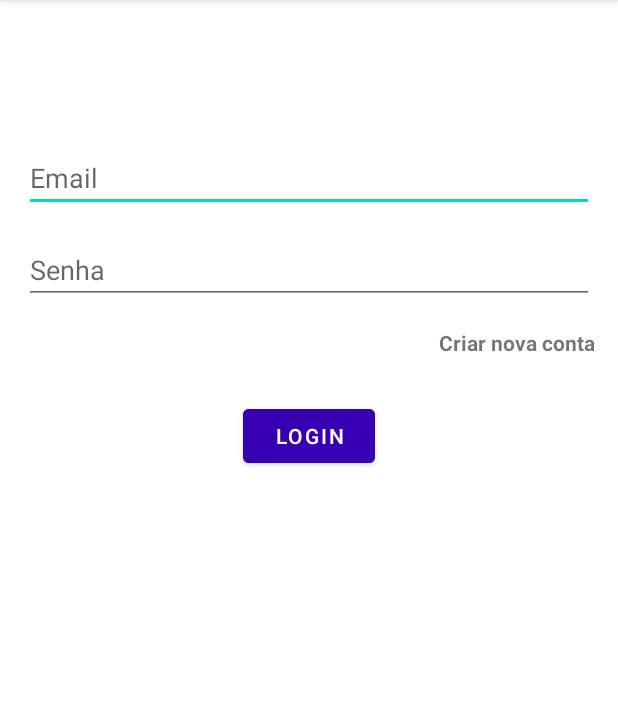
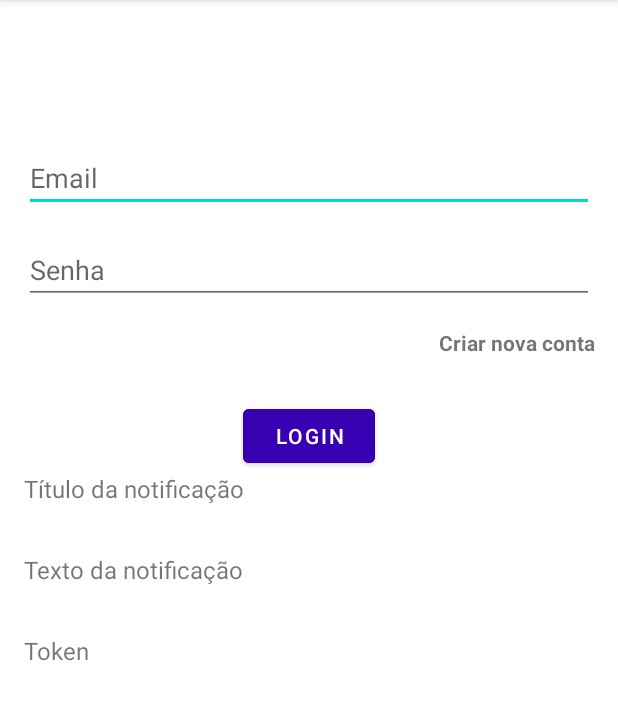
Before and after one commit to CatarineRodrigues/Aula65_Firebase_Authentication, an Android app: the screen it shows after launch (LoginActivity), on a phone screen of 412 x 824 dp, the part 84-804 px from its top. Run offline under Robolectric (Android 15) with nearby library versions, the phone set to English and light mode, and no system bars; our stand-ins replace Firebase (no records; nobody signed in at launch, a user with empty details on screens opened directly).

Commit message:
Exercicio 67

```diff
--- a/app/build.gradle
+++ b/app/build.gradle
@@ -3,6 +3,7 @@ plugins {
     id 'org.jetbrains.kotlin.android'
     id 'kotlin-parcelize'
     id 'com.google.gms.google-services'
+    id 'kotlin-kapt'
 }
 
 android {
@@ -10,7 +11,7 @@ android {
 
     defaultConfig {
         applicationId "br.com.zup.exerciciofirebaseauthentication"
-        minSdk 16
+        minSdk 19
         targetSdk 32
         versionCode 1
         versionName "1.0"
@@ -65,6 +66,8 @@ dependencies {
     //################### FIREBASE ######################/
     implementation platform('com.google.firebase:firebase-bom:30.2.0')
     implementation 'com.google.firebase:firebase-auth-ktx'
+    implementation 'com.google.firebase:firebase-messaging-ktx'
+    implementation 'com.google.firebase:firebase-database-ktx'
 
     testImplementation 'junit:junit:4.13.2'
     androidTestImplementation 'androidx.test.ext:junit:1.1.3'
--- a/app/src/main/java/br/com/zup/exerciciofirebaseauthentication/ui/login/view/LoginActivity.kt
+++ b/app/src/main/java/br/com/zup/exerciciofirebaseauthentication/ui/login/view/LoginActivity.kt
@@ -1,16 +1,25 @@
 package br.com.zup.exerciciofirebaseauthentication.ui.login.view
 
+import android.content.BroadcastReceiver
+import android.content.Context
 import android.content.Intent
+import android.content.IntentFilter
 import androidx.appcompat.app.AppCompatActivity
 import android.os.Bundle
 import androidx.lifecycle.ViewModelProvider
+import androidx.localbroadcastmanager.content.LocalBroadcastManager
 import br.com.zup.exerciciofirebaseauthentication.R
+import br.com.zup.exerciciofirebaseauthentication.data.datasource.remote.MyFirebaseMessagingService
 import br.com.zup.exerciciofirebaseauthentication.databinding.ActivityLoginBinding
 import br.com.zup.exerciciofirebaseauthentication.domain.model.User
 import br.com.zup.exerciciofirebaseauthentication.ui.home.view.HomeActivity
 import br.com.zup.exerciciofirebaseauthentication.ui.login.viewmodel.LoginViewModel
 import br.com.zup.exerciciofirebaseauthentication.ui.register.view.RegisterActivity
+import com.google.android.gms.tasks.OnCompleteListener
 import com.google.android.material.snackbar.Snackbar
+import com.google.firebase.messaging.FirebaseMessaging
+import com.google.firebase.messaging.RemoteMessage
+import com.google.firebase.messaging.ktx.remoteMessage
 
 class LoginActivity : AppCompatActivity() {
     private lateinit var binding: ActivityLoginBinding
@@ -27,6 +36,8 @@ class LoginActivity : AppCompatActivity() {
         setClickButtonLogin()
         setClickButtonNewRegister()
         initObservers()
+        showToken()
+        LocalBroadcastManager.getInstance( this ).registerReceiver(messageReceiver, IntentFilter( "MyData" ))
     }
 
     private fun goToHomePage(user: User) {
@@ -69,4 +80,27 @@ class LoginActivity : AppCompatActivity() {
             password = binding.etPassword.text.toString()
         )
     }
+
+    private fun showToken() {
+        FirebaseMessaging.getInstance().token.addOnCompleteListener(
+            OnCompleteListener { task ->
+                if (!task.isSuccessful) {
+                    return@OnCompleteListener
+                }
+                val token = task.result
+                binding.tvToken.text = token
+//                binding.tvTitleNotification.text = FirebaseMessaging.getInstance().isAutoInitEnabled.toString()
+
+//                binding.tvTitleNotification.text = FirebaseMessaging.getTransportFactory().toString()
+
+            }
+        )
+    }
+
+    private  val messageReceiver: BroadcastReceiver = object : BroadcastReceiver() {
+        override  fun  onReceive (context: Context?, intent: Intent ) {
+            binding.tvTitleNotification.text = intent.extras?.getString( "message" )
+        }
+    }
+
 }
--- a/app/src/main/res/layout/activity_login.xml
+++ b/app/src/main/res/layout/activity_login.xml
@@ -57,4 +57,42 @@
         app:layout_constraintStart_toStartOf="parent"
         app:layout_constraintTop_toBottomOf="@+id/et_password" />
 
+    <TextView
+        android:id="@+id/tv_title_notification"
+        android:layout_width="match_parent"
+        android:layout_height="wrap_content"
+        android:layout_marginLeft="@dimen/size_16"
+        android:layout_marginRight="@dimen/size_16"
+        android:layout_marginBottom="@dimen/size_16"
+        android:text="@string/title_notification"
+        android:textSize="@dimen/font_16"
+        app:layout_constraintBottom_toTopOf="@id/tv_text_notification"
+        app:layout_constraintEnd_toEndOf="parent"
+        app:layout_constraintStart_toStartOf="parent"
+        app:layout_constraintTop_toBottomOf="@id/btn_login" />
+
+    <TextView
+        android:id="@+id/tv_text_notification"
+        android:layout_width="match_parent"
+        android:layout_height="wrap_content"
+        android:layout_margin="@dimen/size_16"
+        android:text="@string/text_notification"
+        android:textSize="@dimen/font_16"
+        app:layout_constraintBottom_toTopOf="@id/tv_token"
+        app:layout_constraintEnd_toEndOf="parent"
+        app:layout_constraintStart_toStartOf="parent"
+        app:layout_constraintTop_toBottomOf="@id/tv_title_notification"/>
+
+    <TextView
+        android:id="@+id/tv_token"
+        android:layout_width="match_parent"
+        android:layout_height="wrap_content"
+        android:layout_margin="@dimen/size_16"
+        android:text="@string/token"
+        android:textSize="@dimen/font_16"
+        app:layout_constraintBottom_toBottomOf="@id/tv_text_notification"
+        app:layout_constraintEnd_toEndOf="parent"
+        app:layout_constraintStart_toStartOf="parent"
+        app:layout_constraintTop_toBottomOf="@id/tv_text_notification" />
+
 </androidx.constraintlayout.widget.ConstraintLayout>
--- /dev/null
+++ b/app/src/main/res/values/dimens.xml
@@ -0,0 +1,5 @@
+<?xml version="1.0" encoding="utf-8"?>
+<resources>
+    <dimen name="size_16">16dp</dimen>
+    <dimen name="font_16">16sp</dimen>
+</resources>
--- a/app/src/main/res/values/strings.xml
+++ b/app/src/main/res/values/strings.xml
@@ -12,4 +12,8 @@
     <string name="create_account">Criar nova conta</string>
     <string name="user_name">Nome:</string>
     <string name="user_email">Email:</string>
+    <string name="title_notification">Título da notificação</string>
+    <string name="text_notification">Texto da notificação</string>
+    <string name="token">Token</string>
+    <string name="msg_token_fmt">MENSAGEM TOKEN</string>
 </resources>
```
Also changed, not shown: app/src/main/AndroidManifest.xml (+15 -3 lines), app/src/main/java/br/com/zup/exerciciofirebaseauthentication/data/datasource/remote/MyFirebaseMessagingService.kt (added, +38 -0 lines), app/src/main/java/br/com/zup/exerciciofirebaseauthentication/ui/cloudmessagen/view/CloudMessageActivity.kt (added, +23 -0 lines), app/src/main/res/layout/activity_cloud_message.xml (added, +48 -0 lines), app/src/main/res/layout/activity_home.xml (+19 -4 lines).
